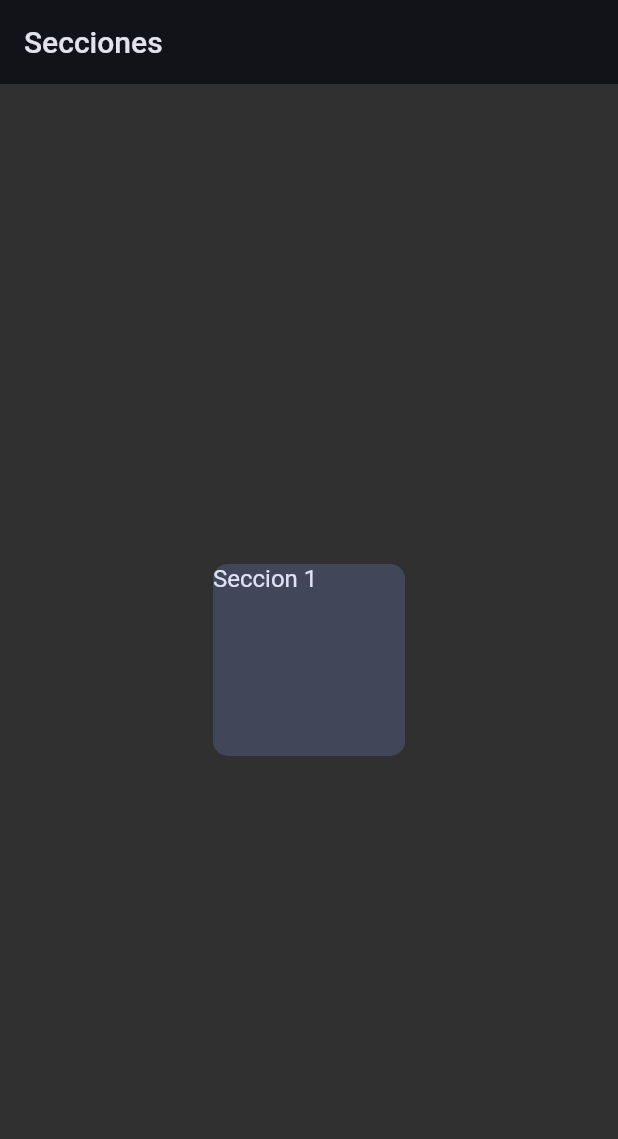
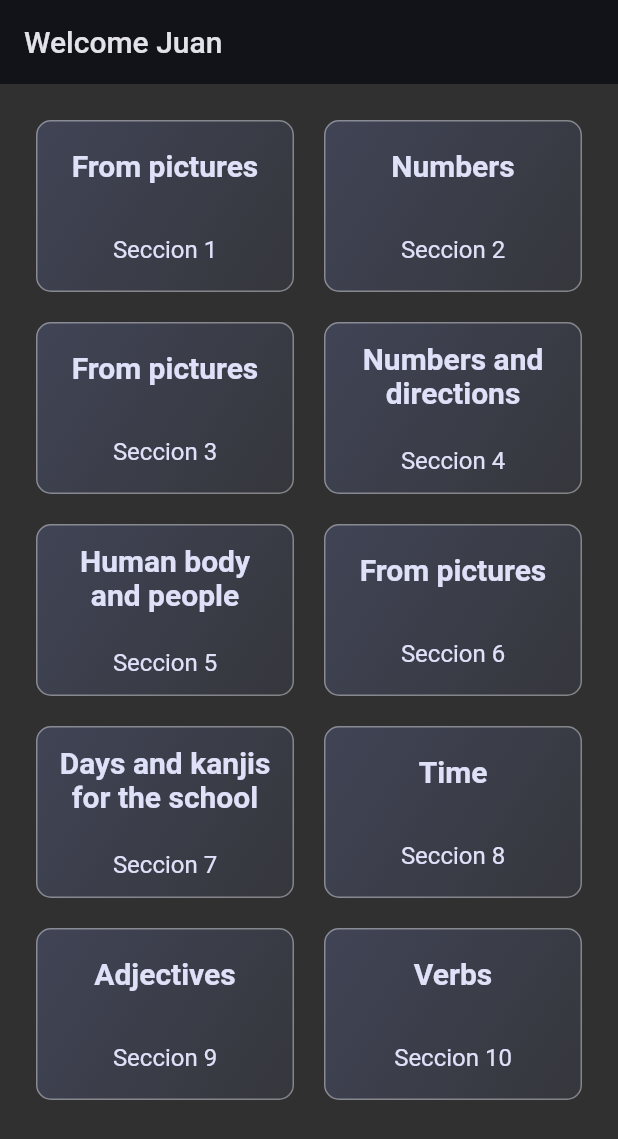
Before and after one commit to juandspcf-bit/kanji_for_n5_level_app, a Flutter app: the screen it shows after launch, on a phone screen of 412 x 824 dp. Shown: the top 1139 px of the screen. Run offline on Flutter 3.47's test engine with Material 2 defaults, Android fonts, the light colour scheme and no system bars; our stand-ins replace google_fonts; Roboto replaces fonts that are missing (Alkatra).

Commit message:
basic grid view for sections

```diff
--- /dev/null
+++ b/lib/models/secction_model.dart
@@ -0,0 +1,19 @@
+class SectionModel {
+  const SectionModel({required this.title, required this.sectionNumber});
+
+  final String title;
+  final int sectionNumber;
+}
+
+const listSections = [
+  SectionModel(title: "From pictures", sectionNumber: 1),
+  SectionModel(title: "Numbers", sectionNumber: 2),
+  SectionModel(title: "From pictures", sectionNumber: 3),
+  SectionModel(title: "Numbers and directions", sectionNumber: 4),
+  SectionModel(title: "Human body and people", sectionNumber: 5),
+  SectionModel(title: "From pictures", sectionNumber: 6),
+  SectionModel(title: "Days and kanjis for the school", sectionNumber: 7),
+  SectionModel(title: "Time", sectionNumber: 8),
+  SectionModel(title: "Adjectives", sectionNumber: 9),
+  SectionModel(title: "Verbs", sectionNumber: 10)
+];
--- a/lib/screens/sections_screen.dart
+++ b/lib/screens/sections_screen.dart
@@ -1,5 +1,6 @@
 import 'package:flutter/material.dart';
 import 'package:google_fonts/google_fonts.dart';
+import 'package:kanji_for_n5_level_app/models/secction_model.dart';
 
 class Sections extends StatelessWidget {
   const Sections({super.key});
@@ -8,21 +9,70 @@ class Sections extends StatelessWidget {
   Widget build(BuildContext context) {
     return Scaffold(
       appBar: AppBar(
-        title: const Text("Secciones"),
+        title: const Text("Welcome Juan"),
       ),
-      body: Center(
+      body: GridView(
+        padding: const EdgeInsets.all(24),
+        gridDelegate: const SliverGridDelegateWithFixedCrossAxisCount(
+          crossAxisCount: 2,
+          childAspectRatio: 3 / 2,
+          crossAxisSpacing: 20,
+          mainAxisSpacing: 20,
+        ),
+        children: [
+          for (final sectionData in listSections)
+            Section(sectionData: sectionData)
+        ],
+      ),
+    );
+  }
+}
+
+class Section extends StatelessWidget {
+  const Section({
+    super.key,
+    required this.sectionData,
+  });
+
+  final SectionModel sectionData;
+
+  @override
+  Widget build(BuildContext context) {
+    return InkWell(
+      onTap: () {},
+      splashColor: Theme.of(context).primaryColor,
       child: Container(
+        padding: const EdgeInsets.only(left: 10, right: 10),
         width: 128,
         height: 128,
         decoration: BoxDecoration(
-              color: Theme.of(context).colorScheme.secondaryContainer,
-              borderRadius: BorderRadius.circular(10)),
-          child: Text(
-            "Seccion 1",
+            //color: Theme.of(context).colorScheme.secondaryContainer,
+            gradient: LinearGradient(colors: [
+              Theme.of(context).colorScheme.secondaryContainer.withOpacity(0.9),
+              Theme.of(context).colorScheme.secondaryContainer.withOpacity(0.3),
+            ], begin: Alignment.topLeft, end: Alignment.bottomRight),
+            borderRadius: BorderRadius.circular(10),
+            border: Border.all(color: Colors.white38)),
+        child: Column(
+          mainAxisAlignment: MainAxisAlignment.spaceAround,
+          crossAxisAlignment: CrossAxisAlignment.center,
+          children: [
+            Text(
+              sectionData.title,
+              style: Theme.of(context).textTheme.titleLarge?.copyWith(
+                  fontWeight: FontWeight.bold,
+                  color: Theme.of(context).colorScheme.onSecondaryContainer,
+                  fontFamily: GoogleFonts.roboto().fontFamily),
+              textAlign: TextAlign.center,
+            ),
+            Text(
+              "Seccion ${sectionData.sectionNumber}",
               style: Theme.of(context).textTheme.titleMedium?.copyWith(
                   color: Theme.of(context).colorScheme.onSecondaryContainer,
-                fontFamily: GoogleFonts.alkatra().fontFamily),
+                  fontFamily: GoogleFonts.roboto().fontFamily),
+              textAlign: TextAlign.center,
             ),
+          ],
         ),
       ),
     );
```
Lines whose indentation alone changed are shown as unchanged.
